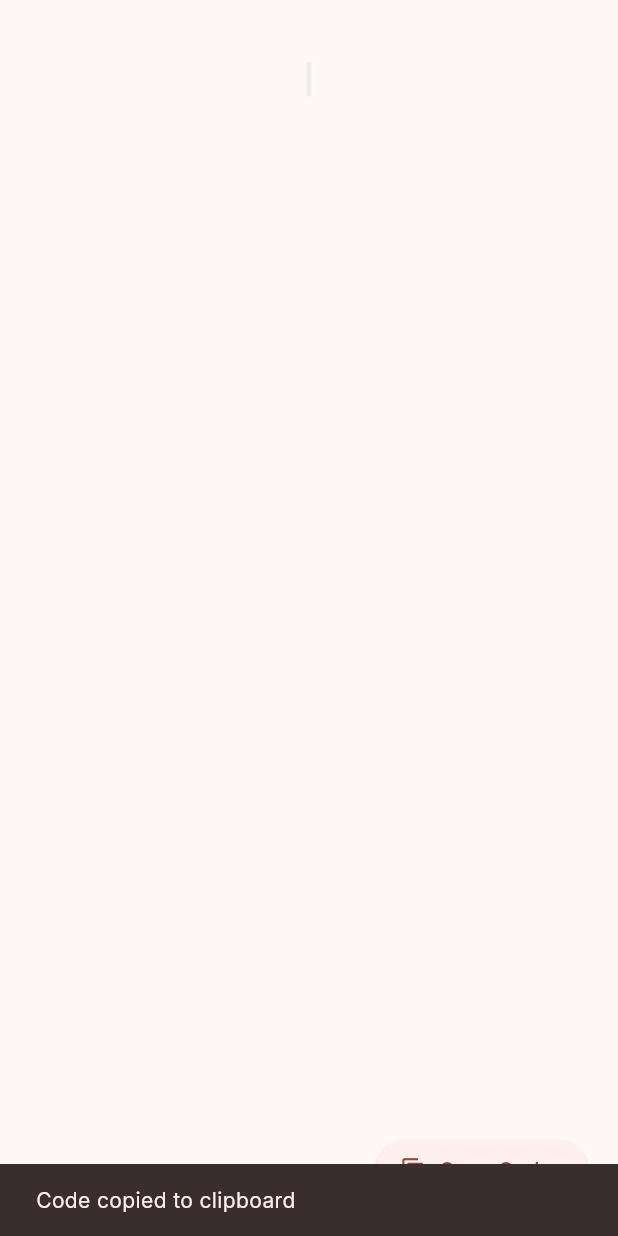
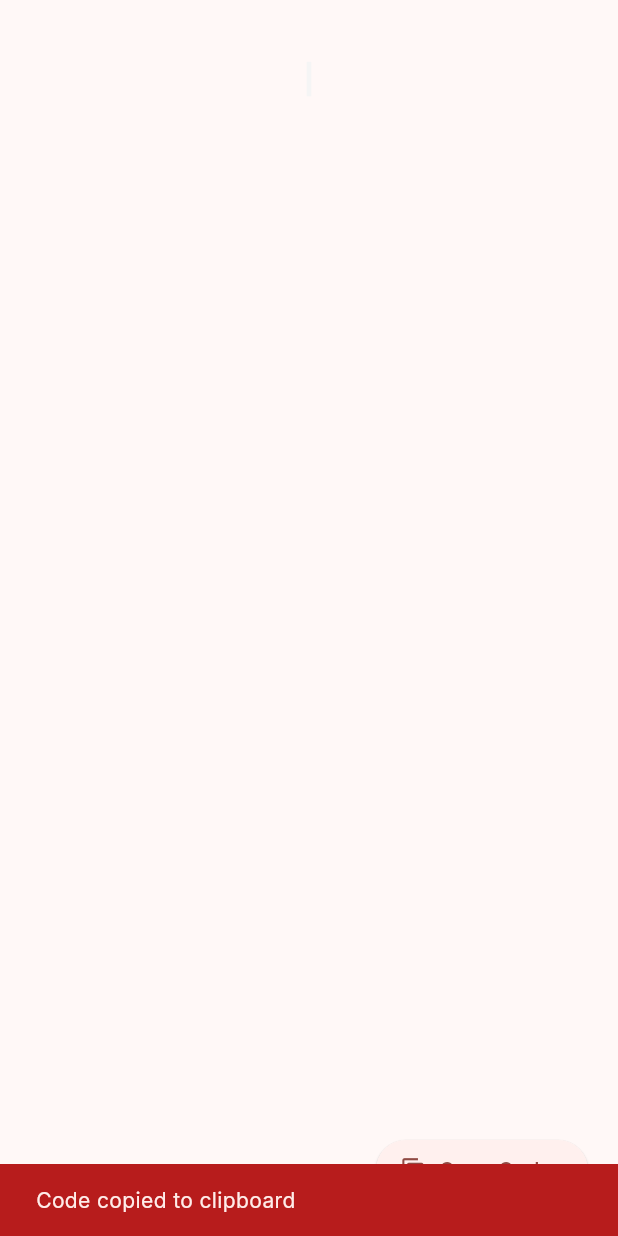
Before and after one commit to tinoper/show_me_the_code, a Flutter app: the ShowGeneratedCode widget shown alone on an empty page, opened directly, after a tap on "Copy Code", on a phone screen of 412 x 824 dp. Run offline on Flutter 3.47's test engine with Material 3 defaults, Android fonts, the phone set to English and light mode, and no system bars; our stand-ins replace file_picker, flutter_bloc, freezed_annotation, google_fonts, google_generative_ai.

Commit message:
chore: snackbar Theme added

```diff
--- a/lib/core/theme.dart
+++ b/lib/core/theme.dart
@@ -25,4 +25,8 @@ ThemeData appTheme() => ThemeData(
       progressIndicatorTheme: ProgressIndicatorThemeData(
         color: primaryColor,
       ),
+      snackBarTheme: SnackBarThemeData(
+        backgroundColor: primaryColor,
+        actionTextColor: Colors.white,
+      ),
     );
--- a/lib/home/view/widgets/show_generated_code.dart
+++ b/lib/home/view/widgets/show_generated_code.dart
@@ -1,3 +1,4 @@
+import 'package:code_my_screen/core/theme.dart';
 import 'package:code_my_screen/home/cubit/home_page_cubit.dart';
 import 'package:flutter/material.dart';
 import 'package:flutter/services.dart';
@@ -35,6 +36,7 @@ class _ShowGeneratedCodeState extends State<ShowGeneratedCode>
   @override
   Widget build(BuildContext context) {
     final size = MediaQuery.of(context).size;
+    final ThemeData theme = Theme.of(context);
     return BlocBuilder<HomePageCubit, HomePageState>(
       buildWhen: (final previous, final current) =>
           previous.generatedCode != current.generatedCode,
@@ -49,21 +51,26 @@ class _ShowGeneratedCodeState extends State<ShowGeneratedCode>
                 child: Padding(
                   padding: EdgeInsets.symmetric(
                     vertical: size.height * 0.05,
-                    horizontal: size.width * 0.3,
+                    horizontal: size.width > size.height
+                        ? size.width * 0.25
+                        : size.width * 0.05,
                   ),
                   child: SingleChildScrollView(
                     scrollDirection: Axis.vertical,
                     child: Container(
-                      color: Colors.grey[200],
+                      color: Colors.grey[100],
                       child: SelectableText(
                         state.generatedCode,
+                        style: TextStyle(
+                          fontWeight: FontWeight.bold,
+                          color: theme.primaryColor,
                         ),
                       ),
                     ),
                   ),
                 ),
               ),
-            if (state.generatedCode != null) ...[
+            ),
             Row(
               mainAxisAlignment: MainAxisAlignment.end,
               children: [
@@ -73,7 +80,7 @@ class _ShowGeneratedCodeState extends State<ShowGeneratedCode>
                     icon: const Icon(Icons.copy),
                     onPressed: () {
                       Clipboard.setData(
-                          ClipboardData(text: state.generatedCode ?? ''),
+                        ClipboardData(text: state.generatedCode),
                       );
                       ScaffoldMessenger.of(context).showSnackBar(
                         const SnackBar(
@@ -87,7 +94,6 @@ class _ShowGeneratedCodeState extends State<ShowGeneratedCode>
               ],
             ),
           ],
-          ],
         );
       },
     );
```
Lines whose indentation alone changed are shown as unchanged.
